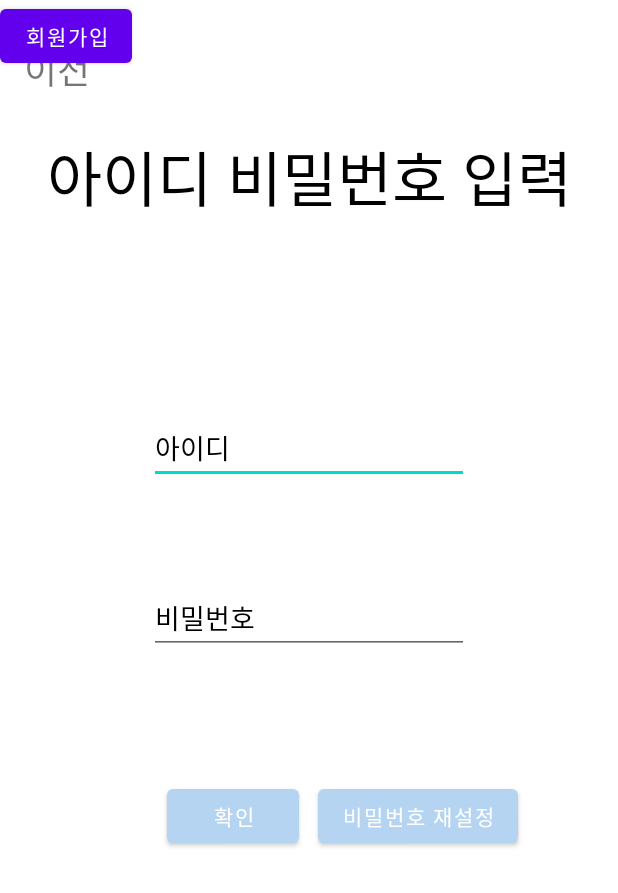
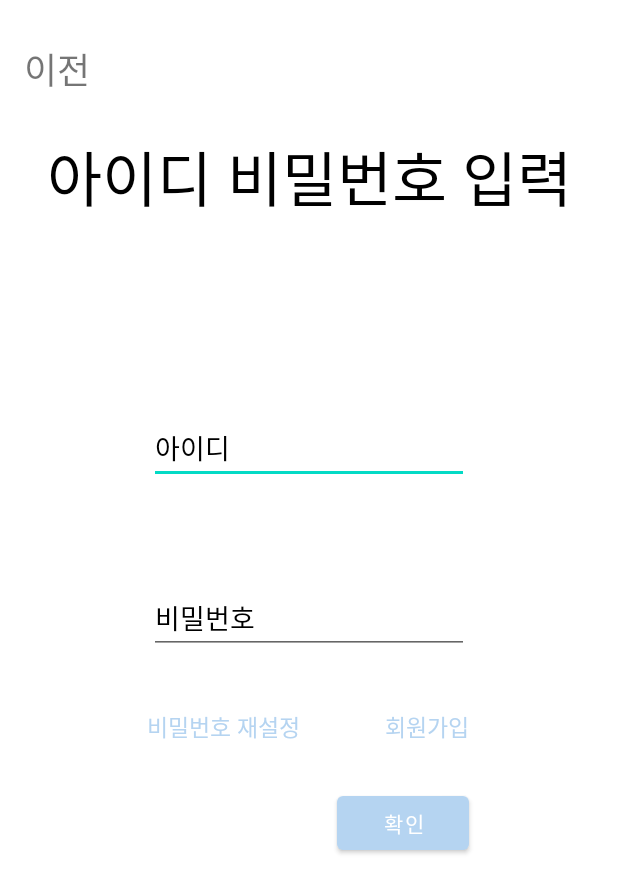
Before and after one commit to yeongchan1228/Who_NextDoor, an Android app: the screen it shows after launch (MainActivity), on a phone screen of 412 x 824 dp. Shown: the top 893 px of the screen. Run offline under Robolectric (Android 15) with nearby library versions, the phone set to English and light mode, and no system bars; our stand-ins replace Firebase (no records; nobody signed in at launch, a user with empty details on screens opened directly).

Commit message:
비밀번호 찾기 수정

```diff
--- a/app/src/main/java/com/example/who_nextdoor/GofindpwdActivity.java
+++ b/app/src/main/java/com/example/who_nextdoor/GofindpwdActivity.java
@@ -6,7 +6,9 @@ import androidx.appcompat.app.AppCompatActivity;
 import android.app.ProgressDialog;
 import android.content.Intent;
 import android.os.Bundle;
+import android.text.TextUtils;
 import android.view.View;
+import android.view.inputmethod.InlineSuggestionsRequest;
 import android.widget.Button;
 import android.widget.EditText;
 import android.widget.Toast;
@@ -35,10 +37,14 @@ public class GofindpwdActivity extends AppCompatActivity {
     }
 
     public void sendEmail(View view) {
+        //비밀번호 재설정 이메일 보내기
+        String emailAddress = email.getText().toString().trim();
+        if(TextUtils.isEmpty(emailAddress)){
+            Toast.makeText(this, "email을 입력해 주세요.", Toast.LENGTH_SHORT).show();
+            return;
+        }
         progressDialog.setMessage("처리 중입니다. 잠시 기다려 주세요...");
         progressDialog.show();
-        //비밀번호 재설정 이메일 보내기
-        String emailAddress = email.getText().toString().trim();
         firebaseAuth.sendPasswordResetEmail(emailAddress)
         .addOnCompleteListener(new OnCompleteListener<Void>() {
             @Override
--- a/app/src/main/res/layout/activity_main.xml
+++ b/app/src/main/res/layout/activity_main.xml
@@ -36,19 +36,20 @@
         app:layout_constraintStart_toStartOf="parent"
         app:layout_constraintTop_toTopOf="parent" />
 
-    <Button
+    <TextView
         android:id="@+id/button4"
         android:layout_width="wrap_content"
         android:layout_height="wrap_content"
         android:onClick="GoFindPwd"
         android:text="비밀번호 재설정"
-        app:backgroundTint="#B5D4F1"
+        android:textColor="#B5D4F1"
+        android:textSize="15dp"
         app:layout_constraintBottom_toBottomOf="parent"
         app:layout_constraintEnd_toEndOf="parent"
-        app:layout_constraintHorizontal_bias="0.76"
+        app:layout_constraintHorizontal_bias="0.317"
         app:layout_constraintStart_toStartOf="parent"
         app:layout_constraintTop_toTopOf="parent"
-        app:layout_constraintVertical_bias="0.67" />
+        app:layout_constraintVertical_bias="0.59" />
 
     <Button
         android:id="@+id/button"
@@ -61,10 +62,10 @@
         app:backgroundTint="#B5D4F1"
         app:layout_constraintBottom_toBottomOf="parent"
         app:layout_constraintEnd_toEndOf="parent"
-        app:layout_constraintHorizontal_bias="0.406"
+        app:layout_constraintHorizontal_bias="0.82"
         app:layout_constraintStart_toStartOf="parent"
         app:layout_constraintTop_toTopOf="parent"
-        app:layout_constraintVertical_bias="0.67" />
+        app:layout_constraintVertical_bias="0.676" />
 
     <TextView
         android:id="@+id/textView"
@@ -93,13 +94,19 @@
         app:layout_constraintStart_toStartOf="parent"
         app:layout_constraintTop_toTopOf="parent" />
 
-    <Button
+    <TextView
         android:id="@+id/button2"
         android:layout_width="wrap_content"
         android:layout_height="wrap_content"
         android:onClick="GoJoin1"
         android:text="회원가입"
-        tools:layout_editor_absoluteX="106dp"
-        tools:layout_editor_absoluteY="522dp" />
+        android:textColor="#B5D4F1"
+        android:textSize="15dp"
+        app:layout_constraintBottom_toBottomOf="parent"
+        app:layout_constraintEnd_toEndOf="parent"
+        app:layout_constraintHorizontal_bias="0.721"
+        app:layout_constraintStart_toStartOf="parent"
+        app:layout_constraintTop_toTopOf="parent"
+        app:layout_constraintVertical_bias="0.59" />
 
 </androidx.constraintlayout.widget.ConstraintLayout>
```
